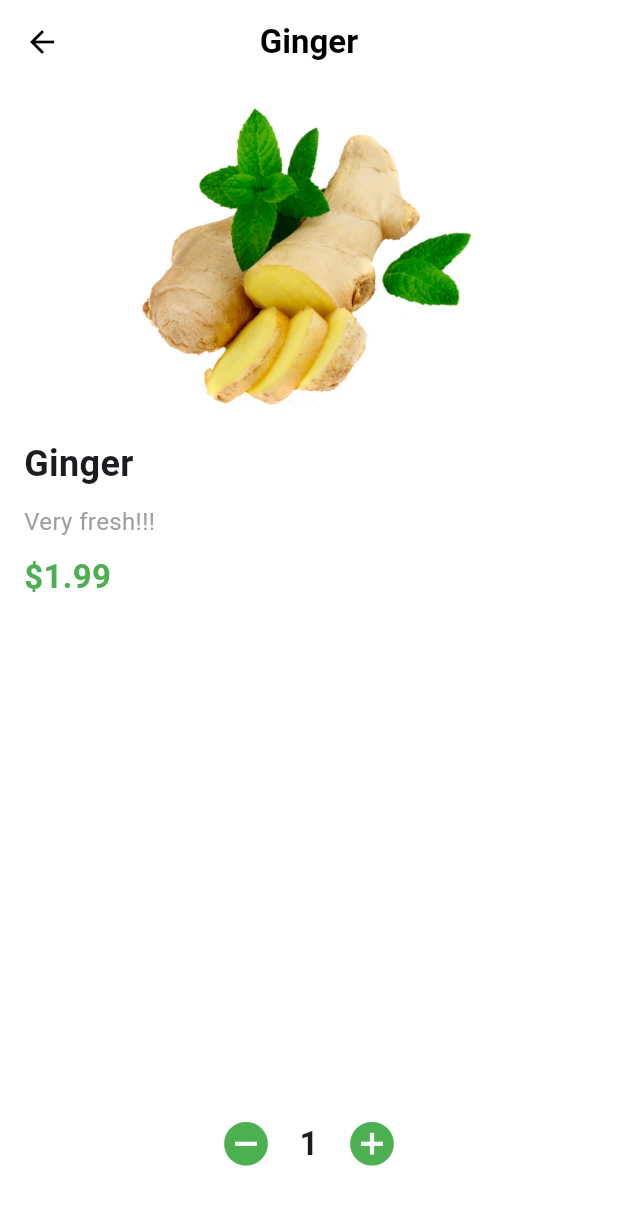
After one commit to samymahmoud22/flutter_tasks_instant_round34, a Flutter app: the screen it shows after launch, after a tap on "Ginger", on a phone screen of 412 x 824 dp. The commit adds this screen. Shown: the top 1205 px of the screen. Run offline on Flutter 3.47's test engine with Material 3 defaults, Android fonts, the phone set to English and light mode, and no system bars; our stand-ins replace carousel_slider, geocoding, geolocator; Roboto replaces fonts that are missing (Poppins).

Commit message:
Add second task to project

```diff
--- /dev/null
+++ b/r34_12/lib/entity/product.dart
@@ -0,0 +1,13 @@
+class Product {
+  final String image;
+  final String name;
+  final String status;
+  final String price;
+
+  Product({
+    required this.image,
+    required this.name,
+    required this.status,
+    required this.price,
+  });
+}
--- a/r34_12/lib/main.dart
+++ b/r34_12/lib/main.dart
@@ -2,21 +2,26 @@ import 'package:flutter/material.dart';
 import 'package:market_app/screens/home_page.dart';
 
 void main() {
-  runApp(const MyApp());
+  runApp(const GroceryApp());
 }
 
-class MyApp extends StatelessWidget {
-  const MyApp({super.key});
+class GroceryApp extends StatelessWidget {
+  const GroceryApp({super.key});
 
   @override
   Widget build(BuildContext context) {
     return MaterialApp(
-      title: 'Grocery App',
+      title: 'Fresh Market',
       debugShowCheckedModeBanner: false,
       theme: ThemeData(
         primarySwatch: Colors.green,
-        fontFamily: 'MainFont',
-        visualDensity: VisualDensity.adaptivePlatformDensity,
+        scaffoldBackgroundColor: Colors.white,
+        fontFamily: 'Poppins',
+        appBarTheme: const AppBarTheme(
+          backgroundColor: Colors.white,
+          elevation: 0,
+          iconTheme: IconThemeData(color: Colors.black),
+        ),
       ),
       home: const HomePage(),
     );
--- /dev/null
+++ b/r34_12/lib/screens/product_details_page.dart
@@ -0,0 +1,118 @@
+import 'package:flutter/material.dart';
+import '../entity/product.dart';
+
+class ProductDetailsPage extends StatefulWidget {
+  final Product product;
+
+  const ProductDetailsPage({super.key, required this.product});
+
+  @override
+  State<ProductDetailsPage> createState() => _ProductDetailsPageState();
+}
+
+class _ProductDetailsPageState extends State<ProductDetailsPage> {
+  int quantity = 1;
+
+  @override
+  Widget build(BuildContext context) {
+    final product = widget.product;
+
+    return Scaffold(
+      appBar: AppBar(
+        elevation: 0,
+        backgroundColor: Colors.white,
+        leading: IconButton(
+          icon: const Icon(Icons.arrow_back, color: Colors.black),
+          onPressed: () => Navigator.pop(context),
+        ),
+        title: Text(
+          product.name,
+          style: const TextStyle(color: Colors.black, fontWeight: FontWeight.bold),
+        ),
+        centerTitle: true,
+      ),
+
+      body: Padding(
+        padding: const EdgeInsets.all(16.0),
+        child: Column(
+          crossAxisAlignment: CrossAxisAlignment.start,
+          children: [
+
+            Center(
+              child: Image.asset(
+                product.image,
+                height: 200,
+                fit: BoxFit.contain,
+              ),
+            ),
+            const SizedBox(height: 20),
+
+
+            Text(
+              product.name,
+              style: const TextStyle(fontSize: 24, fontWeight: FontWeight.bold),
+            ),
+            const SizedBox(height: 10),
+
+
+            Text(
+              product.status,
+              style: const TextStyle(fontSize: 16, color: Colors.grey),
+            ),
+            const SizedBox(height: 10),
+
+
+            Text(
+              product.price,
+              style: const TextStyle(fontSize: 22, fontWeight: FontWeight.bold, color: Colors.green),
+            ),
+            const SizedBox(height: 30),
+
+
+
+
+            const Spacer(),
+
+            Row(
+              mainAxisAlignment: MainAxisAlignment.center,
+              children: [
+
+                IconButton(
+                  onPressed: () {
+                    if (quantity > 1) {
+                      setState(() {
+                        quantity--;
+                      });
+                    }
+                  },
+                  icon: const Icon(Icons.remove_circle, color: Colors.green, size: 35),
+                ),
+
+                const SizedBox(width: 10),
+
+
+                Text(
+                  '$quantity',
+                  style: const TextStyle(fontSize: 22, fontWeight: FontWeight.bold),
+                ),
+
+                const SizedBox(width: 10),
+
+
+                IconButton(
+                  onPressed: () {
+                    setState(() {
+                      quantity++;
+                    });
+                  },
+                  icon: const Icon(Icons.add_circle, color: Colors.green, size: 35),
+                ),
+              ],
+            ),
+            const SizedBox(height: 20),
+          ],
+        ),
+      ),
+    );
+  }
+}
--- /dev/null
+++ b/r34_12/lib/widgets/product_card.dart
@@ -0,0 +1,74 @@
+import 'package:flutter/material.dart';
+import '../entity/product.dart';
+
+class ProductCard extends StatelessWidget {
+  final Product product;
+  final double width;
+
+  const ProductCard({super.key, required this.product, required this.width});
+
+  @override
+  Widget build(BuildContext context) {
+    return Container(
+      width: width,
+      height: 250,
+      decoration: BoxDecoration(
+        color: Colors.white,
+        borderRadius: BorderRadius.circular(15),
+        border: Border.all(color: Colors.grey.shade200, width: 1),
+      ),
+      child: Padding(
+        padding: const EdgeInsets.all(12.0),
+        child: Column(
+          crossAxisAlignment: CrossAxisAlignment.start,
+          children: [
+            Expanded(
+              flex: 3,
+              child: Center(
+                child: Image.asset(
+                  product.image,
+                  fit: BoxFit.contain,
+                  errorBuilder: (context, error, stackTrace) =>
+                      const Center(child: Icon(Icons.broken_image, size: 50, color: Colors.grey)),
+                ),
+              ),
+            ),
+            const SizedBox(height: 10),
+            Text(
+              product.name,
+              style: const TextStyle(fontSize: 18, fontWeight: FontWeight.bold),
+              maxLines: 1,
+              overflow: TextOverflow.ellipsis,
+            ),
+            Text(
+              product.status,
+              style: const TextStyle(color: Colors.grey, fontSize: 14),
+            ),
+            const Spacer(),
+            Row(
+              mainAxisAlignment: MainAxisAlignment.spaceBetween,
+              children: [
+                Text(
+                  product.price,
+                  style: const TextStyle(fontSize: 16, fontWeight: FontWeight.bold),
+                ),
+                Container(
+                  height: 40,
+                  width: 40,
+                  decoration: BoxDecoration(
+                    color: Colors.green,
+                    borderRadius: BorderRadius.circular(12),
+                  ),
+                  child: IconButton(
+                    icon: const Icon(Icons.add, color: Colors.white, size: 20),
+                    onPressed: () {},
+                  ),
+                ),
+              ],
+            ),
+          ],
+        ),
+      ),
+    );
+  }
+}
--- /dev/null
+++ b/r34_12/lib/widgets/section_header.dart
@@ -0,0 +1,23 @@
+import 'package:flutter/material.dart';
+
+class SectionHeader extends StatelessWidget {
+  final String title;
+  const SectionHeader({super.key, required this.title});
+
+  @override
+  Widget build(BuildContext context) {
+    return Row(
+      mainAxisAlignment: MainAxisAlignment.spaceBetween,
+      children: [
+        Text(title, style: const TextStyle(fontSize: 22, fontWeight: FontWeight.bold)),
+        TextButton(
+          onPressed: () {},
+          child: const Text(
+            "See all",
+            style: TextStyle(color: Colors.green, fontWeight: FontWeight.w600, fontSize: 16),
+          ),
+        ),
+      ],
+    );
+  }
+}
```
Also changed, not shown: r34_12/lib/screens/home_page.dart (+68 -109 lines), 1 other file.
